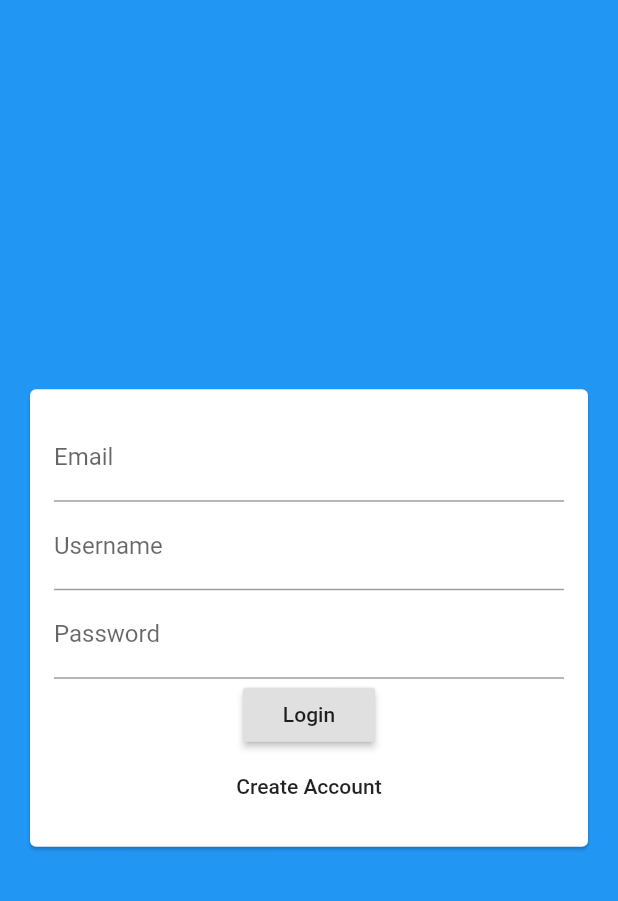
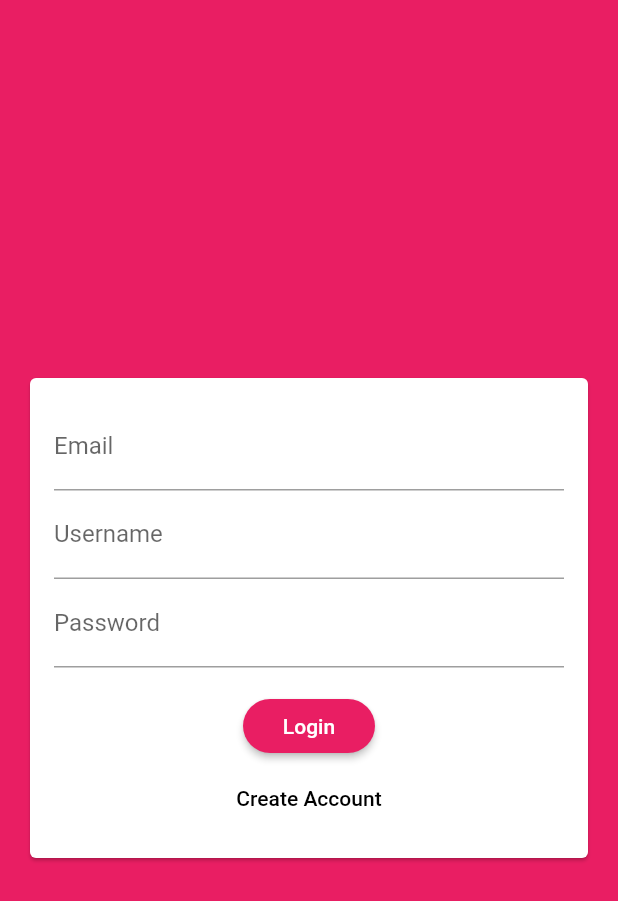
Before and after one commit to TheKetan2/chat_app_flutter_firebase, a Flutter app: the screen it shows after launch, on a phone screen of 412 x 824 dp. Shown: the top 901 px of the screen. Run offline on Flutter 3.47's test engine with Material 2 defaults, Android fonts, the phone set to English and light mode, and no system bars; our stand-ins replace cloud_firestore; accounts and stored records are empty.

Commit message:
Theming the app

```diff
--- a/lib/main.dart
+++ b/lib/main.dart
@@ -11,7 +11,18 @@ class MyApp extends StatelessWidget {
     return MaterialApp(
       title: 'FluttterChat',
       theme: ThemeData(
-        primarySwatch: Colors.blue,
+        primarySwatch: Colors.pink,
+        backgroundColor: Colors.pink,
+        accentColor: Colors.deepPurple,
+        accentColorBrightness: Brightness.dark,
+        buttonTheme: ButtonTheme.of(context).copyWith(
+          buttonColor: Colors.pink,
+          textTheme: ButtonTextTheme.primary,
+          shape: RoundedRectangleBorder(
+              borderRadius: BorderRadius.circular(
+            20.0,
+          )),
+        ),
       ),
       home: AuthScreen(),
     );
--- a/lib/widgets/auth/auth_form.dart
+++ b/lib/widgets/auth/auth_form.dart
@@ -43,10 +43,16 @@ class _AuthFormState extends State<AuthForm> {
                     ),
                     obscureText: true,
                   ),
+                  SizedBox(
+                    height: 15,
+                  ),
                   RaisedButton(
                     child: Text("Login"),
                     onPressed: () {},
                   ),
+                  // SizedBox(
+                  //   height: 15,
+                  // ),
                   FlatButton(
                     child: Text(
                       "Create Account",
```
